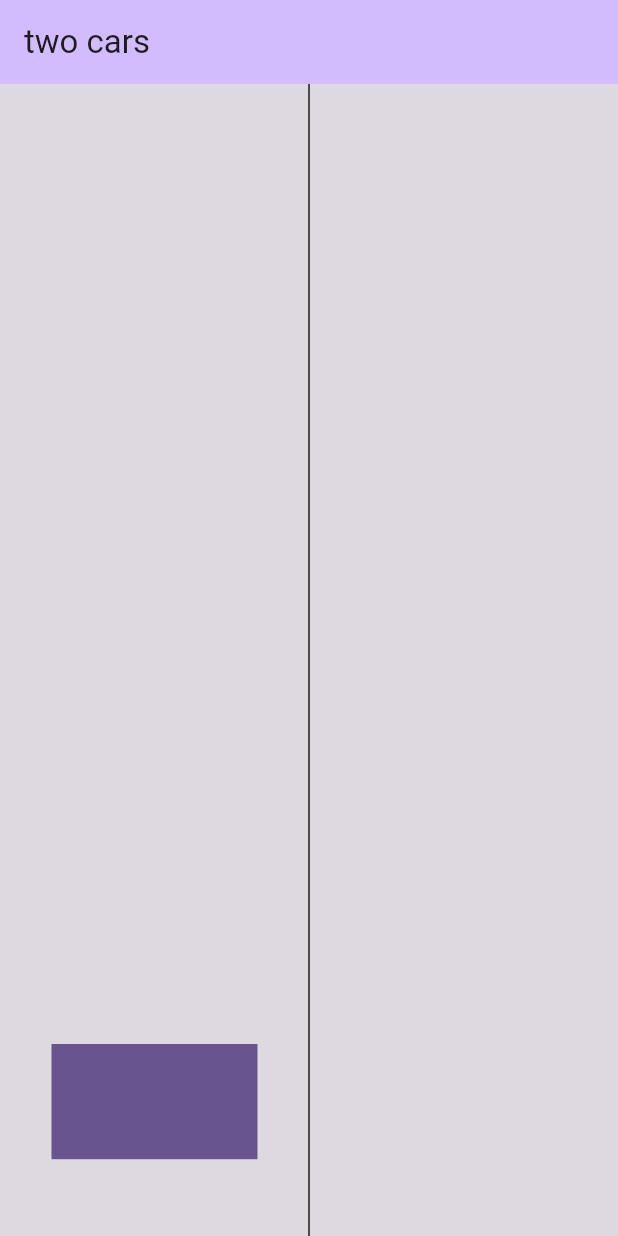
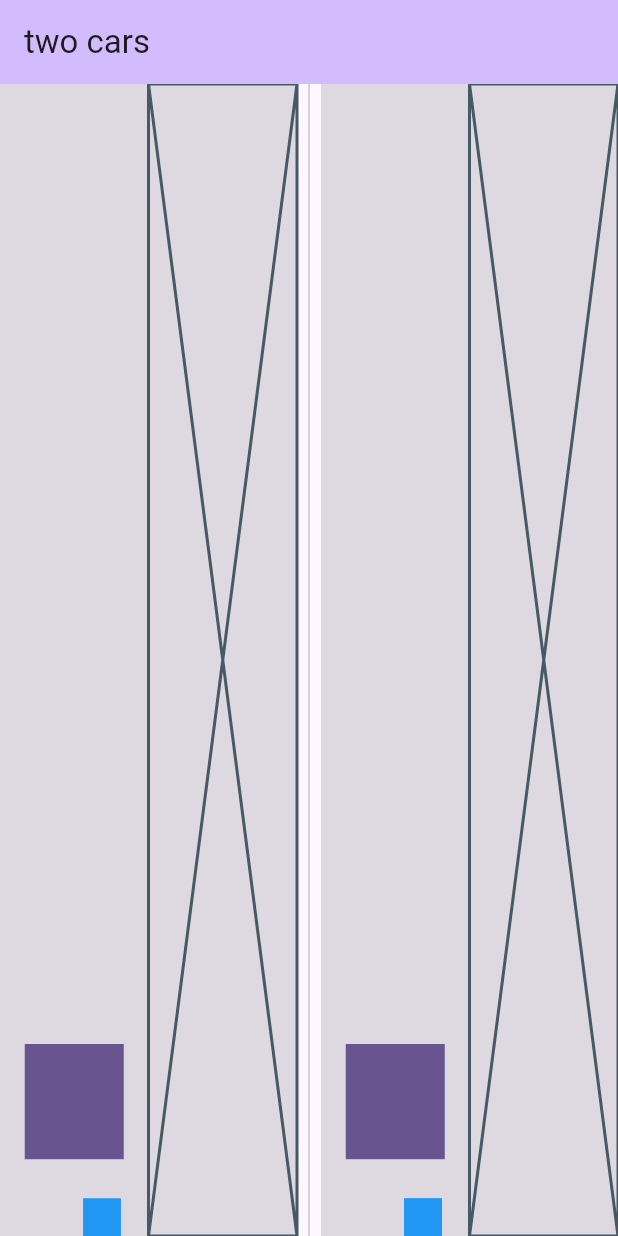
Before and after one commit to B1LLP4RK/two_cars, a Flutter app: the screen it shows after launch, on a phone screen of 412 x 824 dp. Run offline on Flutter 3.47's test engine with Material 3 defaults, Android fonts, the phone set to English and light mode, and no system bars.

Commit message:
create a moving obstacle
there is a issue where the already passed square blocks are re-animated
again and again, making the blue blocks look longer than they are
supposed to

```diff
--- a/lib/main.dart
+++ b/lib/main.dart
@@ -1,11 +1,16 @@
+import 'dart:math';
+
 import 'package:flutter/material.dart';
+import 'package:provider/provider.dart';
+import 'package:two_cars/model/course_object_model.dart';
+import 'dart:async';
 
 void main() {
-  runApp(const MyApp());
+  runApp(const TwoCarsApp());
 }
 
-class MyApp extends StatelessWidget {
-  const MyApp({super.key});
+class TwoCarsApp extends StatelessWidget {
+  const TwoCarsApp({super.key});
 
   // This widget is the root of your application.
   @override
@@ -15,20 +20,20 @@ class MyApp extends StatelessWidget {
       theme: ThemeData(
         colorScheme: ColorScheme.fromSeed(seedColor: Colors.deepPurple),
       ),
-      home: const MyHomePage(title: 'two cars'),
+      home: const GameScreen(title: 'two cars'),
     );
   }
 }
 
-class MyHomePage extends StatefulWidget {
-  const MyHomePage({super.key, required this.title});
+class GameScreen extends StatefulWidget {
+  const GameScreen({super.key, required this.title});
   final String title;
 
   @override
-  State<MyHomePage> createState() => _MyHomePageState();
+  State<GameScreen> createState() => _GameScreenState();
 }
 
-class _MyHomePageState extends State<MyHomePage> {
+class _GameScreenState extends State<GameScreen> {
   @override
   Widget build(BuildContext context) {
     return Scaffold(
@@ -36,7 +41,13 @@ class _MyHomePageState extends State<MyHomePage> {
         backgroundColor: Theme.of(context).colorScheme.inversePrimary,
         title: Text(widget.title),
       ),
-      body: Course(),
+      body: Row(
+        children: [
+          Expanded(child: Course()),
+          VerticalDivider(),
+          Expanded(child: Course()),
+        ],
+      ),
     );
   }
 }
@@ -74,6 +85,9 @@ class _CourseState extends State<Course> {
       throw InvalidCarLocationError();
     }
 
+    return ChangeNotifierProvider(
+      create: (context) => CourseObjectModel(),
+      builder: (context, child) {
         return LayoutBuilder(
           builder: (context, constraints) {
             double courseWidth = constraints.maxWidth;
@@ -88,7 +102,10 @@ class _CourseState extends State<Course> {
                       color: ColorScheme.of(context).onSurface,
                     ),
                   ),
-              Positioned(
+
+                  CourseObjectsLayer(),
+                  AnimatedPositioned(
+                    duration: Duration(milliseconds: 100),
                     bottom: courseLength / 15,
                     left: horizontalCarLocation(courseWidth, carWidth),
                     child: Container(
@@ -107,5 +124,77 @@ class _CourseState extends State<Course> {
             );
           },
         );
+      },
+    );
   }
 }
+
+class CourseObjectsLayer extends StatefulWidget {
+  const CourseObjectsLayer({super.key});
+
+  @override
+  State<CourseObjectsLayer> createState() => _CourseObjectsLayerState();
+}
+
+class _CourseObjectsLayerState extends State<CourseObjectsLayer> {
+  late Timer _timer;
+  static final random = Random();
+  @override
+  void didChangeDependencies() {
+    super.didChangeDependencies();
+    _timer = Timer.periodic(Duration(seconds: 1), (timer) {
+      CourseObjectModel courseObjectModel = Provider.of<CourseObjectModel>(
+        context,
+        listen: false,
+      );
+      if (random.nextBool()) {
+        courseObjectModel.addSquareBlock(Lane.leftLane);
+      } else {
+        courseObjectModel.addSquareBlock(Lane.rightLane);
+      }
+    });
+  }
+
+  @override
+  void dispose() {
+    _timer.cancel();
+    super.dispose();
+  }
+
+  @override
+  Widget build(BuildContext context) {
+    List<SquareBlocks> leftSquares = Provider.of<CourseObjectModel>(
+      context,
+    ).leftLaneSquareBlockList;
+    List<SquareBlocks> rightSquares = Provider.of<CourseObjectModel>(
+      context,
+    ).rightLaneSquareBlockList;
+
+    List<Widget> animations = [];
+    for (int i = 0; i < leftSquares.length; i++) {
+      animations.add(
+        TweenAnimationBuilder(
+          tween: AlignmentTween(
+            begin: Alignment(0.5, -0.5),
+            end: Alignment(0.5, 1.5),
+          ),
+          duration: Duration(seconds: 1),
+          builder: (context, alignment, child) {
+            return Align(
+              alignment: alignment,
+              child: Container(height: 25, width: 25, color: Colors.blue),
+              key: ValueKey(i),
+            );
+          },
+        ),
+      );
+    }
+
+    return Row(
+      children: [
+        Expanded(child: Stack(children: animations)),
+        Expanded(child: Placeholder()),
+      ],
+    );
+  }
+}
--- /dev/null
+++ b/lib/model/course_object_model.dart
@@ -0,0 +1,58 @@
+import 'package:flutter/material.dart';
+
+class SquareBlocks {}
+
+class CircleBlocks {}
+
+enum Lane { leftLane, rightLane }
+
+class CourseObjectModel extends ChangeNotifier {
+  final _leftLaneSquareBlockList = <SquareBlocks>[];
+  final _rightLaneSquareBlockList = <SquareBlocks>[];
+  final _leftLaneCircleBlockList = <CircleBlocks>[];
+  final _rightLaneCircleBlockList = <CircleBlocks>[];
+
+  List<SquareBlocks> get leftLaneSquareBlockList => _leftLaneSquareBlockList;
+  List<SquareBlocks> get rightLaneSquareBlockList => _rightLaneSquareBlockList;
+  List<CircleBlocks> get leftLaneCircleBlockList => _leftLaneCircleBlockList;
+  List<CircleBlocks> get rightLaneCircleBlockList => _rightLaneCircleBlockList;
+  void addSquareBlock(Lane lane) {
+    if (lane == Lane.leftLane) {
+      _leftLaneSquareBlockList.add(SquareBlocks());
+      notifyListeners();
+    } else {
+      _rightLaneSquareBlockList.add(SquareBlocks());
+      notifyListeners();
+    }
+  }
+
+  void removeSquareBlock(Lane lane) {
+    if (lane == Lane.leftLane) {
+      _leftLaneSquareBlockList.remove(SquareBlocks());
+      notifyListeners();
+    } else {
+      _rightLaneSquareBlockList.remove(SquareBlocks());
+      notifyListeners();
+    }
+  }
+
+  void addCircleBlock(Lane lane) {
+    if (lane == Lane.leftLane) {
+      _leftLaneCircleBlockList.add(CircleBlocks());
+      notifyListeners();
+    } else {
+      _rightLaneCircleBlockList.add(CircleBlocks());
+      notifyListeners();
+    }
+  }
+
+  void removeCircleBlock(Lane lane) {
+    if (lane == Lane.leftLane) {
+      _leftLaneCircleBlockList.remove(CircleBlocks());
+      notifyListeners();
+    } else {
+      _rightLaneCircleBlockList.remove(CircleBlocks());
+      notifyListeners();
+    }
+  }
+}
```
Also changed, not shown: 1 other file. Lines whose indentation alone changed are shown as unchanged.
